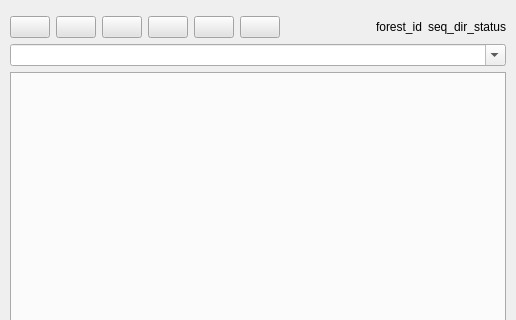
Qt form qsequoia2/qsequoia2_dockwidget.ui (SequoiApp/Qsequoia2) before a commit; both pictures show x 0 to 516 and y 0 to 320 of the 516 by 506 pixel window.
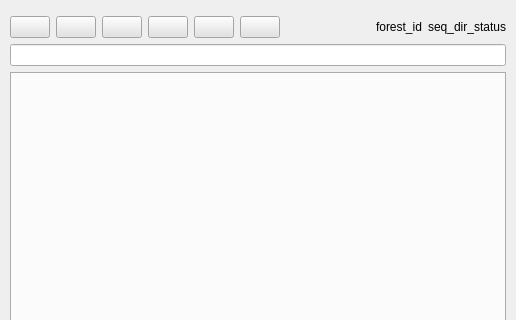
The same form after that commit. Icons and pictures are not drawn. Custom widgets are drawn as their Qt base class.

Commit message: finish refactor project

What changed in the file:
```diff
--- a/qsequoia2/qsequoia2_dockwidget.ui
+++ b/qsequoia2/qsequoia2_dockwidget.ui
@@ -156,24 +156,7 @@
      </layout>
     </item>
     <item>
-     <layout class="QHBoxLayout" name="hbox_select_dir">
-      <property name="topMargin">
-       <number>0</number>
-      </property>
-      <item>
-       <widget class="QComboBox" name="cb_seq_folder">
-        <property name="sizePolicy">
-         <sizepolicy hsizetype="Expanding" vsizetype="Fixed">
-          <horstretch>0</horstretch>
-          <verstretch>0</verstretch>
-         </sizepolicy>
-        </property>
-        <property name="editable">
-         <bool>true</bool>
-        </property>
-       </widget>
-      </item>
-     </layout>
+     <widget class="QLineEdit" name="le_seq_search"/>
     </item>
     <item>
      <widget class="QTabWidget" name="tabWidget">
```
The commit also changes 2 other files.
